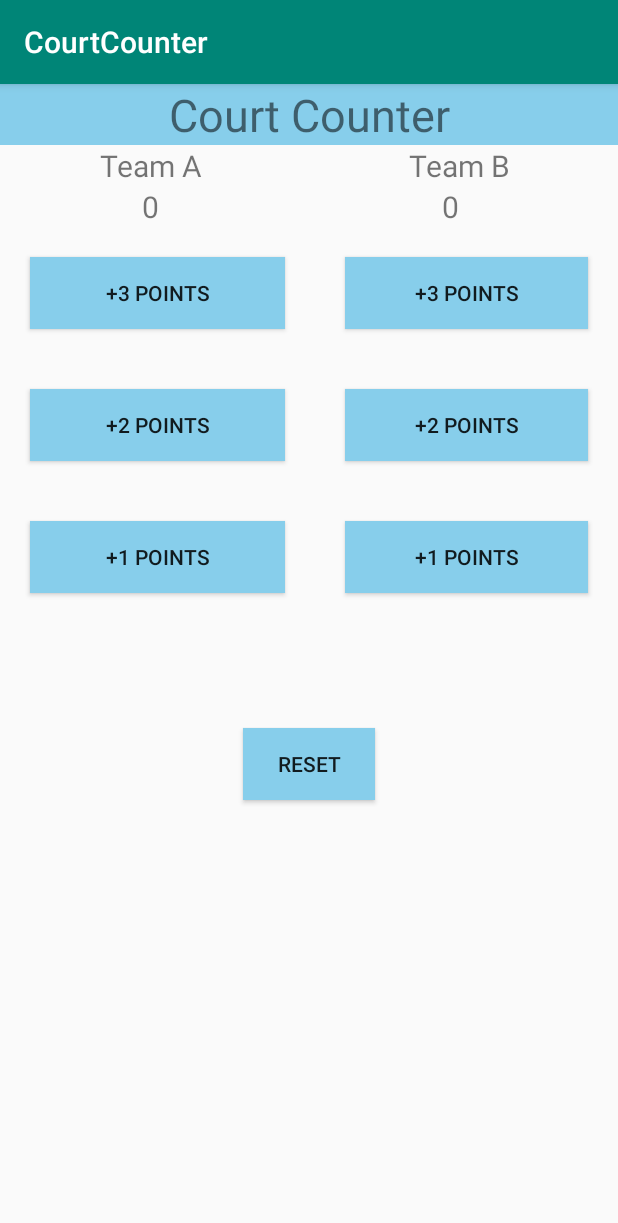
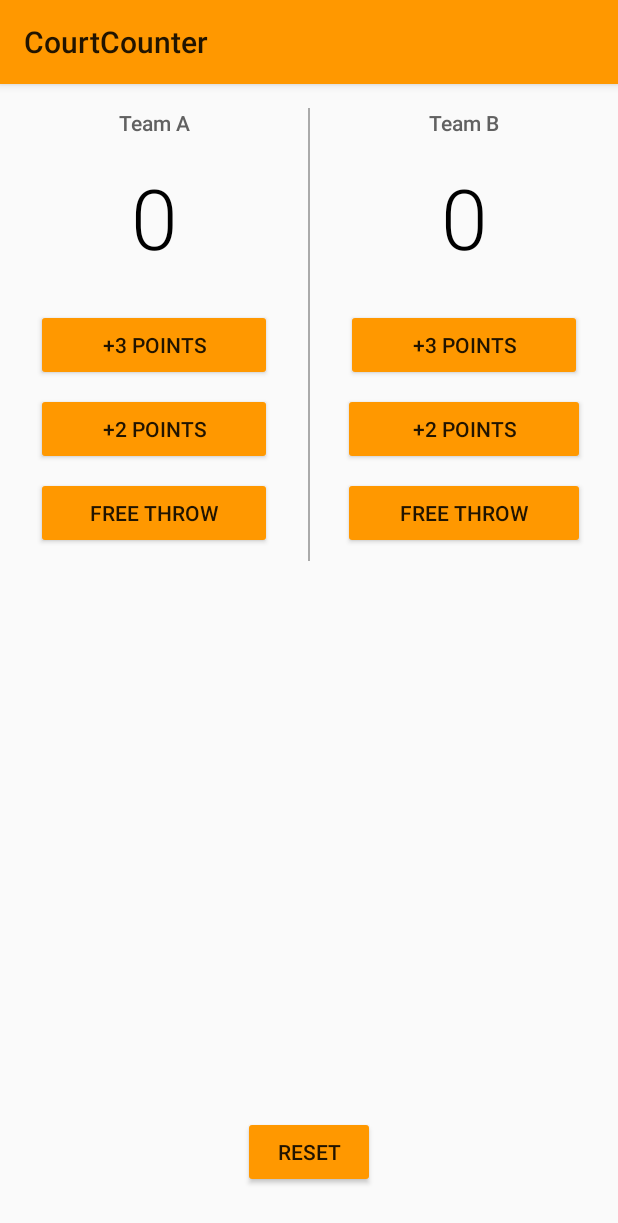
Before and after one commit to MikPedersen/Court_Counter, an Android app: the screen it shows after launch (MainActivity), after a tap on "RESET", on a phone screen of 412 x 824 dp. Shown: the top 1223 px of the screen. Run offline under Robolectric (Android 15) with nearby library versions, the phone set to English and light mode, and no system bars.

Commit message:
Change alot of code

```diff
--- a/app/src/main/java/com/example/courtcounter/MainActivity.java
+++ b/app/src/main/java/com/example/courtcounter/MainActivity.java
@@ -10,53 +10,90 @@ import androidx.appcompat.app.AppCompatActivity;
 public class MainActivity extends AppCompatActivity {
     int score_a= 0;
     int score_b= 0;
+    // Tracks the score for Team A
+    int scoreTeamA = 0;
+
+    // Tracks the score for Team B
+    int scoreTeamB = 0;
+
     @Override
     protected void onCreate(Bundle savedInstanceState) {
         super.onCreate(savedInstanceState);
         setContentView(R.layout.activity_main);
-
-    }
-    public void point_3_a(View view){
-        score_a= score_a + 3;
-        display_a(score_a);
     }
 
-    public void point_2_a(View view){
-        score_a= score_a + 2;
-        display_a(score_a);
-    }
-    public void point_1_a(View view){
-        score_a= score_a + 1;
-        display_a(score_a);
-    }
-    public void point_3_b(View view){
-        score_b= score_b + 3;
-        display_b(score_b);
-    }
-    public void point_2_b(View view){
-        score_b= score_b + 2;
-        display_b(score_b);
-    }
-    public void point_1_b(View view){
-        score_b= score_b + 1;
-        display_b(score_b);
+    /**
+     * Increase the score for Team A by 1 point.
+     */
+    public void addOneForTeamA(View v) {
+        scoreTeamA = scoreTeamA + 1;
+        displayForTeamA(scoreTeamA);
     }
 
-    public void reset(View view){
-        score_a= 0;
-        score_b= 0;
-        display_a(0);
-        display_b(0);
+    /**
+     * Increase the score for Team A by 2 points.
+     */
+    public void addTwoForTeamA(View v) {
+        scoreTeamA = scoreTeamA + 2;
+        displayForTeamA(scoreTeamA);
     }
 
-    private void display_a(int number_a){
-        TextView quantityTextView_a= findViewById(R.id.score_team_a);
-        quantityTextView_a.setText("" + number_a);
+    /**
+     * Increase the score for Team A by 3 points.
+     */
+    public void addThreeForTeamA(View v) {
+        scoreTeamA = scoreTeamA + 3;
+        displayForTeamA(scoreTeamA);
+    }
 
+    /**
+     * Increase the score for Team B by 1 point.
+     */
+    public void addOneForTeamB(View v) {
+        scoreTeamB = scoreTeamB + 1;
+        displayForTeamB(scoreTeamB);
     }
-    private void display_b(int number_b){
-        TextView quantityTextView_b= findViewById(R.id.score_team_b);
-        quantityTextView_b.setText("" + number_b);
 
+    /**
+     * Increase the score for Team B by 2 points.
+     */
+    public void addTwoForTeamB(View v) {
+        scoreTeamB = scoreTeamB + 2;
+        displayForTeamB(scoreTeamB);
     }
+
+    /**
+     * Increase the score for Team B by 3 points.
+     */
+    public void addThreeForTeamB(View v) {
+        scoreTeamB = scoreTeamB + 3;
+        displayForTeamB(scoreTeamB);
+    }
+
+    /**
+     * Resets the score for both teams back to 0.
+     */
+    public void resetScore(View v) {
+        scoreTeamA = 0;
+        scoreTeamB = 0;
+        displayForTeamA(scoreTeamA);
+        displayForTeamB(scoreTeamB);
+    }
+
+    /**
+     * Displays the given score for Team A.
+     */
+    public void displayForTeamA(int score) {
+        TextView scoreView = (TextView) findViewById(R.id.team_a_score);
+        scoreView.setText(String.valueOf(score));
+    }
+
+    /**
+     * Displays the given score for Team B.
+     */
+    public void displayForTeamB(int score) {
+        TextView scoreView = (TextView) findViewById(R.id.team_b_score);
+        scoreView.setText(String.valueOf(score));
+    }
+
 }
--- a/app/src/main/res/layout/activity_main.xml
+++ b/app/src/main/res/layout/activity_main.xml
@@ -1,132 +1,151 @@
-<LinearLayout xmlns:android="http://schemas.android.com/apk/res/android"
+<?xml version="1.0" encoding="utf-8"?>
+<!-- Copyright (C) 2015 The Android Open Source Project
+     Licensed under the Apache License, Version 2.0 (the "License");
+     you may not use this file except in compliance with the License.
+     You may obtain a copy of the License at
+          http://www.apache.org/licenses/LICENSE-2.0
+     Unless required by applicable law or agreed to in writing, software
+     distributed under the License is distributed on an "AS IS" BASIS,
+     WITHOUT WARRANTIES OR CONDITIONS OF ANY KIND, either express or implied.
+     See the License for the specific language governing permissions and
+     limitations under the License.
+-->
+<!-- Layout for the basketball score counter. -->
+<RelativeLayout xmlns:android="http://schemas.android.com/apk/res/android"
     xmlns:tools="http://schemas.android.com/tools"
     android:layout_width="match_parent"
     android:layout_height="match_parent"
+    tools:context=".MainActivity">
+
+    <LinearLayout
+        android:layout_width="match_parent"
+        android:layout_height="wrap_content"
+        android:orientation="horizontal">
+
+        <LinearLayout
+            android:layout_width="0dp"
+            android:layout_height="wrap_content"
+            android:layout_weight="1"
             android:orientation="vertical">
 
             <TextView
                 android:layout_width="match_parent"
                 android:layout_height="wrap_content"
-        android:background="#87CEEB"
-        android:text="Court Counter"
-        android:textAlignment="center"
-        android:textSize="30dp" />
-
-    <RelativeLayout
-        android:layout_width="match_parent"
-        android:layout_height="wrap_content">
+                android:fontFamily="sans-serif-medium"
+                android:gravity="center"
+                android:padding="16dp"
+                android:text="Team A"
+                android:textColor="#616161"
+                android:textSize="14sp" />
 
             <TextView
-            android:id="@+id/team_a"
-            android:layout_width="200dp"
-            android:layout_height="wrap_content"
-            android:text="Team A"
-            android:textAlignment="center"
-            android:textSize="20dp" />
-
-        <TextView
-            android:id="@+id/team_b"
+                android:id="@+id/team_a_score"
                 android:layout_width="match_parent"
                 android:layout_height="wrap_content"
-            android:layout_toRightOf="@id/team_a"
+                android:fontFamily="sans-serif-light"
                 android:gravity="center"
-            android:text="Team B"
-            android:textSize="20dp" />
-
-        <TextView
-            android:id="@+id/score_team_a"
-            android:layout_width="200dp"
-            android:layout_height="wrap_content"
-            android:layout_below="@id/team_a"
+                android:paddingBottom="24dp"
                 android:text="0"
-            android:textAlignment="center"
-            android:textSize="20dp" />
-
-        <TextView
-            android:id="@+id/score_team_b"
-            android:layout_width="200dp"
-            android:layout_height="wrap_content"
-            android:layout_below="@id/team_b"
-            android:layout_toRightOf="@id/score_team_a"
-            android:text="0"
-            android:textAlignment="center"
-            android:textSize="20dp" />
+                android:textColor="#000000"
+                android:textSize="56sp" />
 
             <Button
-            android:id="@+id/button_3_a"
-            android:layout_width="170dp"
+                android:layout_width="match_parent"
                 android:layout_height="wrap_content"
-            android:layout_below="@id/score_team_a"
-            android:layout_margin="20dp"
-            android:background="#87CEEB"
-            android:onClick="point_3_a"
-            android:gravity="center"
+                android:layout_marginBottom="8dp"
+                android:layout_marginLeft="24dp"
+                android:layout_marginRight="24dp"
+                android:onClick="addThreeForTeamA"
                 android:text="+3 Points" />
 
             <Button
-            android:id="@+id/button_2_a"
-            android:layout_width="170dp"
+                android:layout_width="match_parent"
                 android:layout_height="wrap_content"
-            android:layout_below="@id/button_3_a"
-            android:onClick="point_2_a"
-            android:layout_margin="20dp"
-            android:background="#87CEEB"
-            android:gravity="center"
+                android:layout_marginBottom="8dp"
+                android:layout_marginLeft="24dp"
+                android:layout_marginRight="24dp"
+                android:onClick="addTwoForTeamA"
                 android:text="+2 Points" />
 
             <Button
-            android:id="@+id/button_1_a"
-            android:layout_width="170dp"
+                android:layout_width="match_parent"
                 android:layout_height="wrap_content"
-            android:layout_below="@id/button_2_a"
-            android:layout_margin="20dp"
-            android:background="#87CEEB"
+                android:layout_marginBottom="8dp"
+                android:layout_marginLeft="24dp"
+                android:layout_marginRight="24dp"
+                android:onClick="addOneForTeamA"
+                android:text="Free throw" />
+        </LinearLayout>
+
+        <View
+            android:layout_width="1dp"
+            android:layout_height="match_parent"
+            android:layout_marginTop="16dp"
+            android:background="@android:color/darker_gray" />
+
+        <LinearLayout
+            android:layout_width="0dp"
+            android:layout_height="match_parent"
+            android:layout_weight="1"
+            android:orientation="vertical">
+
+            <TextView
+                android:layout_width="match_parent"
+                android:layout_height="wrap_content"
+                android:fontFamily="sans-serif-medium"
                 android:gravity="center"
-            android:onClick="point_1_a"
-            android:text="+1 Points" />
+                android:padding="16dp"
+                android:text="Team B"
+                android:textColor="#616161"
+                android:textSize="14sp" />
+
+            <TextView
+                android:id="@+id/team_b_score"
+                android:layout_width="match_parent"
+                android:layout_height="wrap_content"
+                android:fontFamily="sans-serif-light"
+                android:gravity="center"
+                android:paddingBottom="24dp"
+                android:text="0"
+                android:textColor="#000000"
+                android:textSize="56sp" />
 
             <Button
-            android:id="@+id/button_3_b"
-            android:layout_width="200dp"
+                android:layout_width="match_parent"
                 android:layout_height="wrap_content"
-            android:layout_below="@id/score_team_b"
-            android:layout_margin="20dp"
-            android:layout_toRightOf="@id/button_3_a"
-            android:background="#87CEEB"
-            android:gravity="center"
-            android:onClick="point_3_b"
+                android:layout_marginBottom="8dp"
+                android:layout_marginLeft="24dp"
+                android:layout_marginRight="24dp"
+                android:onClick="addThreeForTeamB"
                 android:text="+3 Points" />
 
             <Button
-            android:id="@+id/button_2_b"
-            android:layout_width="200dp"
+                android:layout_width="match_parent"
                 android:layout_height="wrap_content"
-            android:layout_below="@id/button_3_b"
-            android:layout_margin="20dp"
-            android:layout_toRightOf="@id/button_2_a"
-            android:background="#87CEEB"
-            android:onClick="point_2_b"
-            android:gravity="center"
+                android:layout_marginBottom="8dp"
+                android:layout_marginLeft="22dp"
+                android:layout_marginRight="22dp"
+                android:onClick="addTwoForTeamB"
                 android:text="+2 Points" />
 
             <Button
-            android:id="@+id/button_1_b"
-            android:layout_width="200dp"
+                android:layout_width="match_parent"
                 android:layout_height="wrap_content"
-            android:layout_below="@id/button_2_b"
-            android:layout_margin="20dp"
-            android:layout_toRightOf="@id/button_1_a"
-            android:background="#87CEEB"
-            android:gravity="center"
-            android:onClick="point_1_b"
-            android:text="+1 Points" />
-    </RelativeLayout>
+                android:layout_marginBottom="8dp"
+                android:layout_marginLeft="22dp"
+                android:layout_marginRight="22dp"
+                android:onClick="addOneForTeamB"
+                android:text="Free throw" />
+        </LinearLayout>
+    </LinearLayout>
+
     <Button
         android:layout_width="wrap_content"
         android:layout_height="wrap_content"
-        android:text="Reset"
-        android:onClick="reset"
-        android:background="#87CEEB"
-        android:layout_gravity="center"
-        android:layout_marginTop="70dp"/>
-</LinearLayout>
+        android:layout_alignParentBottom="true"
+        android:layout_centerHorizontal="true"
+        android:layout_marginBottom="32dp"
+        android:onClick="resetScore"
+        android:text="Reset" />
+
+</RelativeLayout>
--- a/app/src/main/res/values/styles.xml
+++ b/app/src/main/res/values/styles.xml
@@ -1,11 +1,9 @@
 <resources>
-
     <!-- Base application theme. -->
-    <style name="AppTheme" parent="Theme.AppCompat.Light.DarkActionBar">
-        <!-- Customize your theme here. -->
-        <item name="colorPrimary">@color/colorPrimary</item>
-        <item name="colorPrimaryDark">@color/colorPrimaryDark</item>
-        <item name="colorAccent">@color/colorAccent</item>
+    <style name="AppTheme" parent="Theme.AppCompat.Light">
+        <!-- Primary theme color of the app (sets background color of app bar) -->
+        <item name="colorPrimary">#FF9800</item>
+        <!-- Background color of buttons in the app -->
+        <item name="colorButtonNormal">#FF9800</item>
     </style>
-
 </resources>
```
Lines whose indentation alone changed are shown as unchanged.
